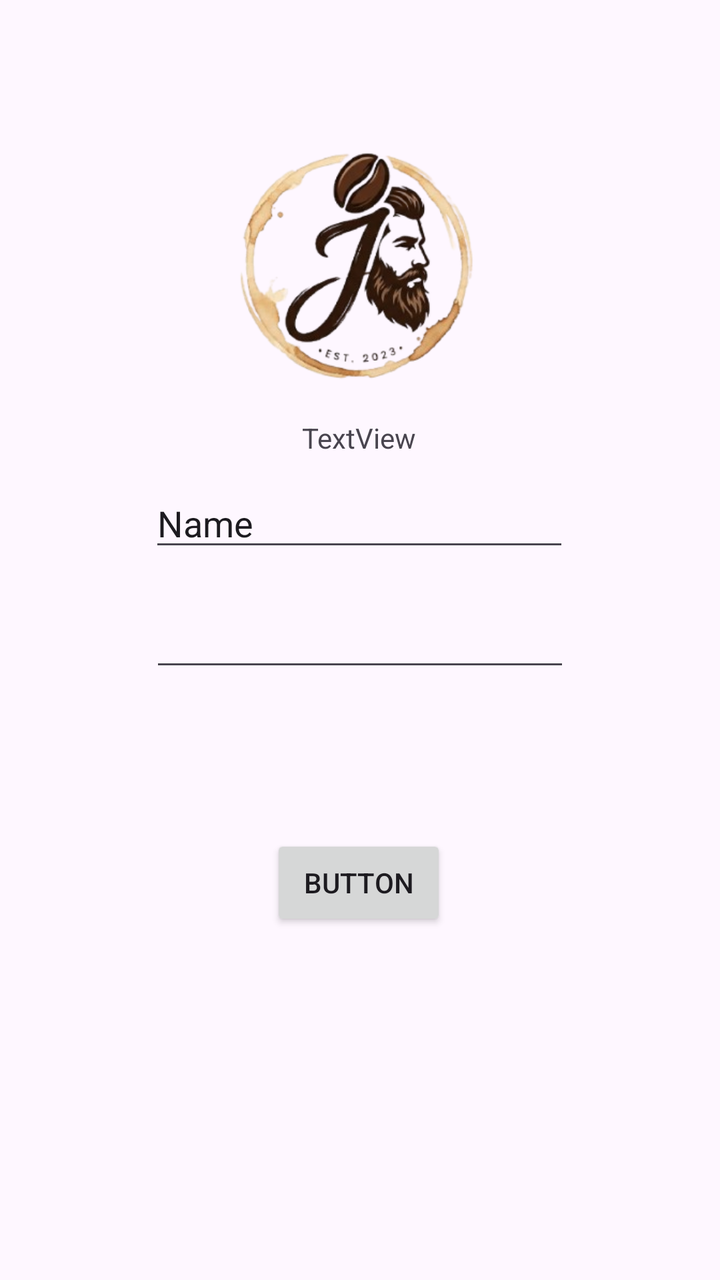
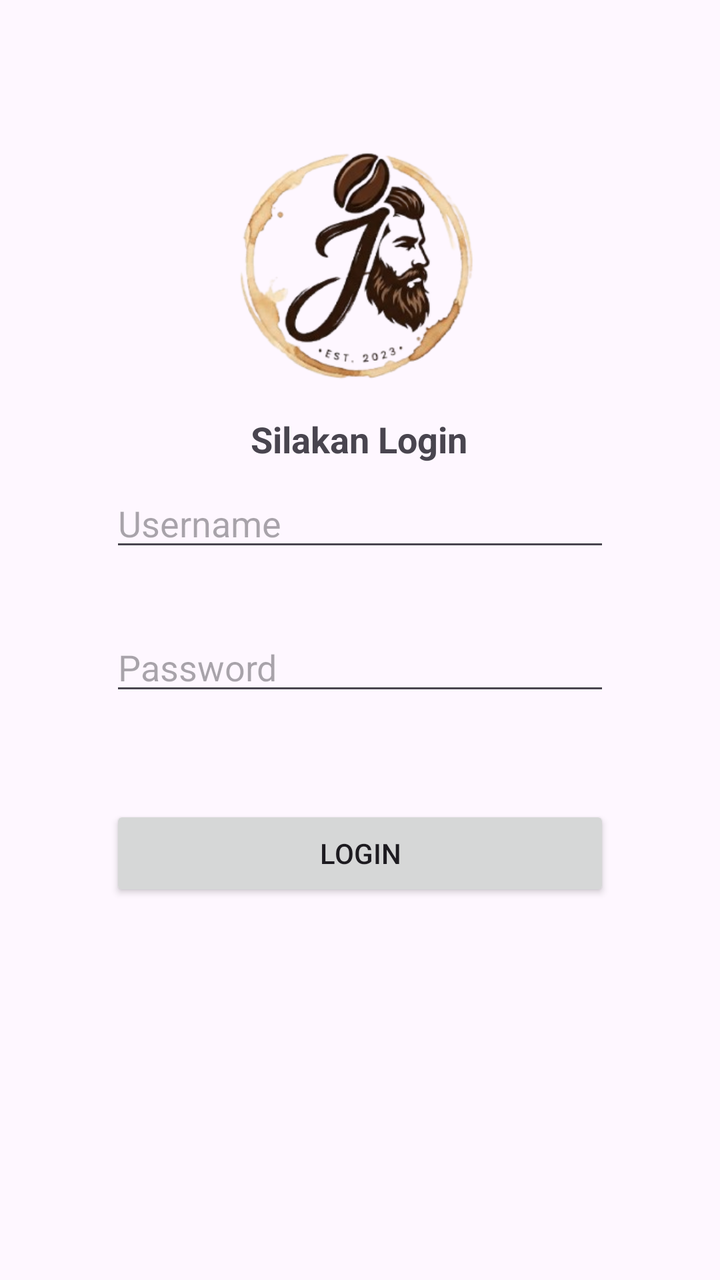

Before-and-after screenshots of an Android layout around one commit, followed by the original layout XML and the change that was made.
<!-- AndroidManifest.xml: application theme Theme.Vra_pringles -->
<!-- res/layout/activity_login.xml -->
<?xml version="1.0" encoding="utf-8"?>
<androidx.constraintlayout.widget.ConstraintLayout xmlns:android="http://schemas.android.com/apk/res/android"
    xmlns:app="http://schemas.android.com/apk/res-auto"
    xmlns:tools="http://schemas.android.com/tools"
    android:id="@+id/main"
    android:layout_width="match_parent"
    android:layout_height="match_parent"
    tools:context=".auth.LoginActivity">

    <ImageView
        android:layout_width="142dp"
        android:layout_height="152dp"
        android:src="@drawable/logo_cafe_jambang"
        app:layout_constraintBottom_toBottomOf="parent"
        app:layout_constraintEnd_toEndOf="parent"
        app:layout_constraintHorizontal_bias="0.498"
        app:layout_constraintStart_toStartOf="parent"
        app:layout_constraintTop_toTopOf="parent"
        app:layout_constraintVertical_bias="0.115" />

    <Button
        android:id="@+id/button"
        android:layout_width="wrap_content"
        android:layout_height="wrap_content"
        android:text="Button"
        app:layout_constraintBottom_toBottomOf="parent"
        app:layout_constraintEnd_toEndOf="parent"
        app:layout_constraintHorizontal_bias="0.498"
        app:layout_constraintStart_toStartOf="parent"
        app:layout_constraintTop_toTopOf="parent"
        app:layout_constraintVertical_bias="0.705" />

    <TextView
        android:id="@+id/textView"
        android:layout_width="wrap_content"
        android:layout_height="wrap_content"
        android:text="TextView"
        app:layout_constraintBottom_toBottomOf="parent"
        app:layout_constraintEnd_toEndOf="parent"
        app:layout_constraintHorizontal_bias="0.498"
        app:layout_constraintStart_toStartOf="parent"
        app:layout_constraintTop_toTopOf="parent"
        app:layout_constraintVertical_bias="0.337" />

    <EditText
        android:id="@+id/editTextText"
        android:layout_width="wrap_content"
        android:layout_height="wrap_content"
        android:ems="10"
        android:inputType="text"
        android:text="Name"
        app:layout_constraintBottom_toBottomOf="parent"
        app:layout_constraintEnd_toEndOf="parent"
        app:layout_constraintHorizontal_bias="0.497"
        app:layout_constraintStart_toStartOf="parent"
        app:layout_constraintTop_toTopOf="parent"
        app:layout_constraintVertical_bias="0.4" />

    <EditText
        android:id="@+id/editTextTextPassword"
        android:layout_width="wrap_content"
        android:layout_height="wrap_content"
        android:ems="10"
        android:inputType="textPassword"
        app:layout_constraintBottom_toBottomOf="parent"
        app:layout_constraintEnd_toEndOf="parent"
        app:layout_constraintStart_toStartOf="parent"
        app:layout_constraintTop_toTopOf="parent" />
</androidx.constraintlayout.widget.ConstraintLayout>
<!-- resources referenced by this layout -->
<resources>
  <!-- drawable logo_cafe_jambang: png bitmap (drawable, 65968 bytes) -->
  <style name="Theme.Vra_pringles" parent="Base.Theme.Vra_pringles" />
  <style name="Base.Theme.Vra_pringles" parent="Theme.Material3.DayNight.NoActionBar">
          
          <item name="colorPrimary">@color/coffee_dark</item>
          <item name="colorPrimaryVariant">@color/coffee_primary</item>
          <item name="colorOnPrimary">@color/white</item>
      </style>
  <color name="coffee_dark">#3D2314</color>
  <color name="coffee_primary">#4A2E1B</color>
  <color name="white">#FFFFFF</color>
</resources>

<!-- the commit's change to res/layout/activity_login.xml (unified diff, before → after) -->
@@ -5,9 +5,10 @@
     android:id="@+id/main"
     android:layout_width="match_parent"
     android:layout_height="match_parent"
-    tools:context=".auth.LoginActivity">
+    tools:context=".LoginActivity">
 
     <ImageView
+        android:id="@+id/imgLogo"
         android:layout_width="142dp"
         android:layout_height="152dp"
         android:src="@drawable/logo_cafe_jambang"
@@ -18,23 +19,13 @@
         app:layout_constraintTop_toTopOf="parent"
         app:layout_constraintVertical_bias="0.115" />
 
-    <Button
-        android:id="@+id/button"
-        android:layout_width="wrap_content"
-        android:layout_height="wrap_content"
-        android:text="Button"
-        app:layout_constraintBottom_toBottomOf="parent"
-        app:layout_constraintEnd_toEndOf="parent"
-        app:layout_constraintHorizontal_bias="0.498"
-        app:layout_constraintStart_toStartOf="parent"
-        app:layout_constraintTop_toTopOf="parent"
-        app:layout_constraintVertical_bias="0.705" />
-
     <TextView
         android:id="@+id/textView"
         android:layout_width="wrap_content"
         android:layout_height="wrap_content"
-        android:text="TextView"
+        android:text="Silakan Login"
+        android:textSize="18sp"
+        android:textStyle="bold"
         app:layout_constraintBottom_toBottomOf="parent"
         app:layout_constraintEnd_toEndOf="parent"
         app:layout_constraintHorizontal_bias="0.498"
@@ -42,28 +33,43 @@
         app:layout_constraintTop_toTopOf="parent"
         app:layout_constraintVertical_bias="0.337" />
 
+    
     <EditText
-        android:id="@+id/editTextText"
-        android:layout_width="wrap_content"
+        android:id="@+id/textUsername"
+        android:layout_width="250dp"
         android:layout_height="wrap_content"
         android:ems="10"
-        android:inputType="text"
-        android:text="Name"
+        android:hint="Username"
+        android:inputType="textEmailAddress"
         app:layout_constraintBottom_toBottomOf="parent"
         app:layout_constraintEnd_toEndOf="parent"
-        app:layout_constraintHorizontal_bias="0.497"
         app:layout_constraintStart_toStartOf="parent"
         app:layout_constraintTop_toTopOf="parent"
         app:layout_constraintVertical_bias="0.4" />
 
+    
     <EditText
-        android:id="@+id/editTextTextPassword"
-        android:layout_width="wrap_content"
+        android:id="@+id/textPw"
+        android:layout_width="250dp"
         android:layout_height="wrap_content"
         android:ems="10"
+        android:hint="Password"
         android:inputType="textPassword"
         app:layout_constraintBottom_toBottomOf="parent"
         app:layout_constraintEnd_toEndOf="parent"
         app:layout_constraintStart_toStartOf="parent"
-        app:layout_constraintTop_toTopOf="parent" />
+        app:layout_constraintTop_toTopOf="parent"
+        app:layout_constraintVertical_bias="0.52" />
+
+    <Button
+        android:id="@+id/btnLogin"
+        android:layout_width="250dp"
+        android:layout_height="wrap_content"
+        android:text="Login"
+        app:layout_constraintBottom_toBottomOf="parent"
+        app:layout_constraintEnd_toEndOf="parent"
+        app:layout_constraintStart_toStartOf="parent"
+        app:layout_constraintTop_toTopOf="parent"
+        app:layout_constraintVertical_bias="0.68" />
+
 </androidx.constraintlayout.widget.ConstraintLayout>
